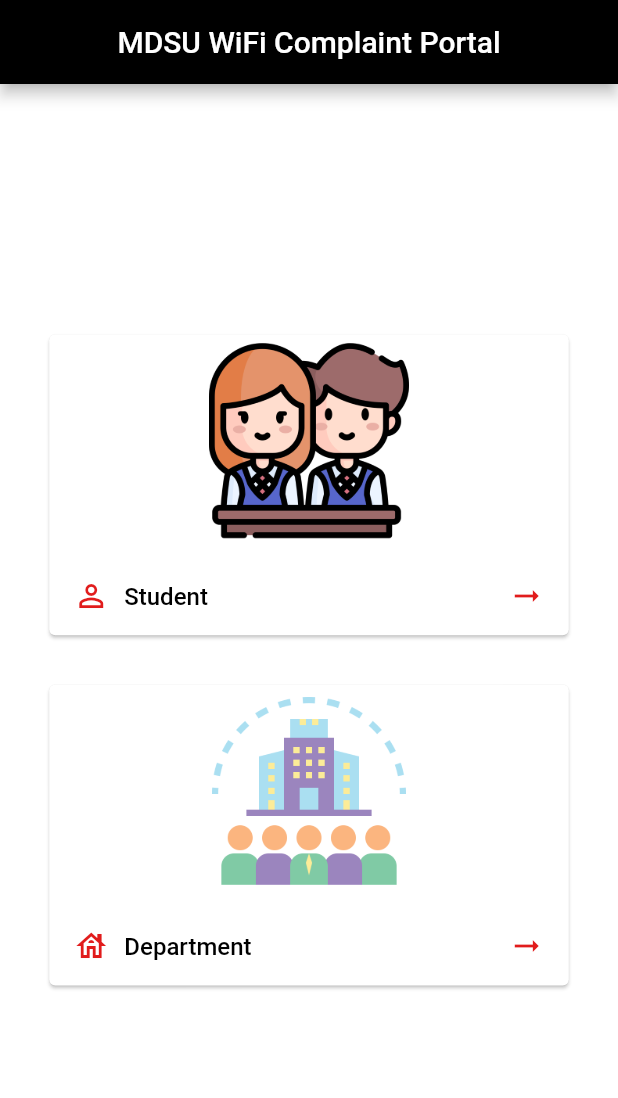
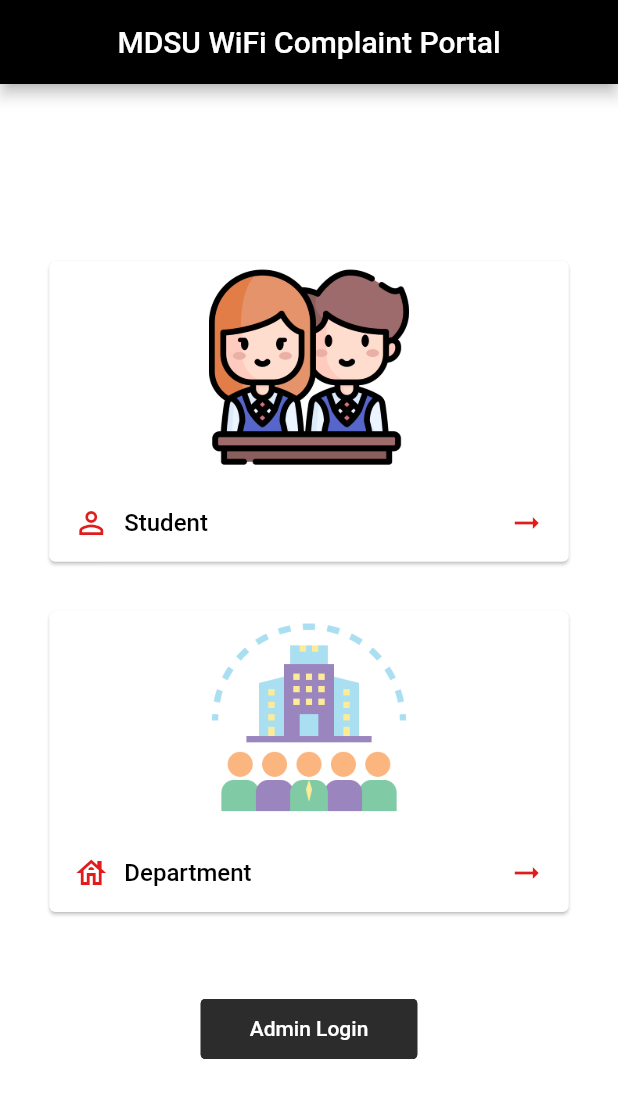
Before and after one commit to narayanvyas/mdsu_wifi_complaint, a Flutter app: the screen it shows after launch, on a phone screen of 412 x 824 dp. Shown: the top 1098 px of the screen. Run offline on Flutter 3.47's test engine with Material 2 defaults, Android fonts, the phone set to English and light mode, and no system bars; our stand-ins replace cloud_firestore, firebase_auth, firebase_core, flutter_screenutil, fluttertoast, geolocator and 2 more; missing offline and left inert: map_launcher; accounts and stored records are empty.

Commit message:
Added Geolocation

```diff
--- /dev/null
+++ b/lib/app/controllers/global_controller.dart
@@ -0,0 +1,6 @@
+import 'package:get/get.dart';
+import '/models/user_model.dart';
+
+class GlobalController extends GetxController {
+  final Rx<UserModel> user = UserModel.fromJson({}).obs;
+}
--- a/lib/app/modules/complaint/controllers/complaint_controller.dart
+++ b/lib/app/modules/complaint/controllers/complaint_controller.dart
@@ -1,44 +1,21 @@
 import 'package:flutter/material.dart';
+import 'package:geolocator/geolocator.dart';
 import 'package:get/get.dart';
 import 'package:random_string/random_string.dart';
-import 'package:wifi_complaint/app/global.dart';
-import 'package:wifi_complaint/services/database.dart';
+import '/app/global.dart';
+import '/services/database.dart';
+
+import '../../../../models/complaint_model.dart';
 
 class ComplaintController extends GetxController {
+  RxList<ComplaintModel> complaints = <ComplaintModel>[].obs;
   final TextEditingController nameController = TextEditingController();
   final TextEditingController emailController = TextEditingController();
   final TextEditingController complaintController = TextEditingController();
   RxInt currentTroubleshootingIndex = 0.obs;
   RxString currentComplaintId = ''.obs;
-  RxString selectedDepartment = 'Department of Computer Science'.obs;
-  List<String> departmentList = [
-    'Department of Fine Arts',
-    'Bharat Vidya Adhyan Sankul',
-    'Department of Commerce',
-    'Department of Management Studies',
-    'Department of Environmental Science',
-    'Department of Education',
-    'Department of Library & Education Sciences',
-    'Department of Computer Science',
-    'Department of Law',
-    'Department of Botany',
-    'Department of Food Science & Nutrition',
-    'Department of Rajasthan Studies',
-    'Kaptan Durga Prasad Choudhary Deptt. for Journalism, Mass Communication & Multi-media technique',
-    'Department of Microbiology',
-    'Department of Zoology',
-    'Department of Mathematics',
-    'Department of Pure & Applied Chemistry',
-    'Department of Hindi',
-    'Department of Geography',
-    'Department of Economics',
-    'Department of History',
-    'Department of Political Science',
-    'Department of Population Studies',
-    'Department of Geoinformatics & Remote Sensing',
-    'Department of Vedic Vangmaya',
-    'Department of Yogic Sciences & Human Consciousness'
-  ];
+  Map<String, num> currentLocation = {'longitude': 0.0, 'latitude': 0.0};
+  RxString selectedDepartment = 'Computer Science'.obs;
 
   bool validateComplaintInput() {
     if (nameController.text.length < 2) {
@@ -59,12 +36,14 @@ class ComplaintController extends GetxController {
   Future<void> submitComplaint() async {
     if (validateComplaintInput()) {
       currentComplaintId.value = 'MDS${randomNumeric(10)}';
+      currentLocation = await getLocation();
       await Database().createComplaint(
           currentComplaintId.value,
           nameController.text,
           emailController.text,
           complaintController.text,
           getComplaintEmail(),
+          currentLocation,
           department: selectedDepartment.value);
       currentTroubleshootingIndex.value = 3;
       nameController.text = '';
@@ -72,6 +51,77 @@ class ComplaintController extends GetxController {
       complaintController.text = '';
     }
   }
+
+  Future<Map<String, num>> getLocation() async {
+    try {
+      bool serviceEnabled;
+      LocationPermission permission;
+      serviceEnabled = await Geolocator.isLocationServiceEnabled();
+
+      if (!serviceEnabled) {
+        showSnackbar('Location services are disabled', Status.failed);
+      }
+
+      permission = await Geolocator.checkPermission();
+      if (permission == LocationPermission.denied) {
+        permission = await Geolocator.requestPermission();
+        if (permission == LocationPermission.denied) {
+          showSnackbar('Location permissions are denied', Status.failed);
+        }
+      }
+
+      if (permission == LocationPermission.deniedForever) {
+        showSnackbar(
+            'Location permissions are permanently denied, we cannot request permissions.',
+            Status.failed);
+      }
+
+      final Position position = await Geolocator.getCurrentPosition();
+      final Map<String, num> locationValues = {
+        'latitude': position.latitude,
+        'longitude': position.longitude
+      };
+      return locationValues;
+    } catch (e) {
+      debugPrint(e.toString());
+      return {'latitude': 0.0, 'longitude': 0.0};
+    }
+  }
+
+  @override
+  void onInit() {
+    complaints.bindStream(Database().complaintsStream());
+    super.onInit();
+  }
+
+  List<String> departmentList = [
+    'Fine Arts',
+    'Bharat Vidya Adhyan Sankul',
+    'Commerce',
+    'Management Studies',
+    'Environmental Science',
+    'Education',
+    'Library & Education Sciences',
+    'Computer Science',
+    'Law',
+    'Botany',
+    'Food Science & Nutrition',
+    'Rajasthan Studies',
+    'Kaptan Durga Prasad Choudhary Deptt. for Journalism, Mass Communication & Multi-media technique',
+    'Microbiology',
+    'Zoology',
+    'Mathematics',
+    'Pure & Applied Chemistry',
+    'Hindi',
+    'Geography',
+    'Economics',
+    'History',
+    'Political Science',
+    'Population Studies',
+    'Geoinformatics & Remote Sensing',
+    'Vedic Vangmaya',
+    'Yogic Sciences & Human Consciousness'
+  ];
 
   dynamic getComplaintEmail() {
     return {
@@ -190,6 +240,7 @@ class ComplaintController extends GetxController {
 																	<p style="margin: 0; margin-bottom: 16px;">Email - ${emailController.text}</p>
 																	<p style="margin: 0; margin-bottom: 16px;">Department - ${selectedDepartment.value}</p>
 																	<p style="margin: 0; margin-bottom: 16px;">Complaint - ${complaintController.text}</p>
+																	<p style="margin: 0; margin-bottom: 16px;">Location - https://www.google.com/maps/search/?api=1&query=${currentLocation['latitude']},${currentLocation['longitude']}</p>
 																	<p style="margin: 0; margin-bottom: 16px;">&nbsp;</p>
 																	<p style="margin: 0;">&nbsp;</p>
 																</div>
--- a/lib/app/modules/complaint/views/complaint_success_view.dart
+++ b/lib/app/modules/complaint/views/complaint_success_view.dart
@@ -2,7 +2,7 @@ import 'package:flutter/material.dart';
 import 'package:flutter_screenutil/flutter_screenutil.dart';
 
 import 'package:get/get.dart';
-import 'package:wifi_complaint/app/modules/complaint/controllers/complaint_controller.dart';
+import '/app/modules/complaint/controllers/complaint_controller.dart';
 
 import '../../../theme/app_colors.dart';
 import '../../../theme/ui_helpers.dart';
--- a/lib/app/modules/home/views/home_view.dart
+++ b/lib/app/modules/home/views/home_view.dart
@@ -2,10 +2,14 @@ import 'package:flutter/material.dart';
 import 'package:flutter_screenutil/flutter_screenutil.dart';
 
 import 'package:get/get.dart';
-import 'package:wifi_complaint/app/modules/complaint/controllers/complaint_controller.dart';
-import 'package:wifi_complaint/app/modules/complaint/views/complaint_view.dart';
-import 'package:wifi_complaint/app/theme/app_colors.dart';
-import 'package:wifi_complaint/app/theme/ui_helpers.dart';
+import '/app/controllers/global_controller.dart';
+import '/app/modules/auth/controllers/auth_controller.dart';
+import '/app/modules/complaint/controllers/complaint_controller.dart';
+import '/app/modules/complaint/views/complaint_list_view.dart';
+import '/app/modules/complaint/views/complaint_view.dart';
+import '/app/routes/app_pages.dart';
+import '/app/theme/app_colors.dart';
+import '/app/theme/ui_helpers.dart';
 
 import '../controllers/home_controller.dart';
 
@@ -23,13 +27,50 @@ class HomeView extends GetView<HomeController> {
             padding: EdgeInsets.symmetric(vertical: 30.h, horizontal: 30.w),
             shrinkWrap: true,
             children: [
-              Card(
+              Obx(() => Get.find<GlobalController>().user.value.id != null
+                  ? Card(
+                      child: ListTile(
+                        onTap: () {
+                          Get.to(const ComplaintListView());
+                        },
+                        title: Column(
+                          children: [
+                            Image.asset(
+                              'assets/images/complaint.png',
+                              height: 150.h,
+                            ),
+                            verticalSpaceMedium,
+                            Row(
+                              children: [
+                                Icon(
+                                  Icons.person_outline,
+                                  color: AppColors.redColor,
+                                ),
+                                horizontalSpaceSmall,
+                                const Text(
+                                  'View Complaints',
+                                  style: TextStyle(fontWeight: FontWeight.w500),
+                                ),
+                                const Spacer(),
+                                Icon(
+                                  Icons.arrow_right_alt_outlined,
+                                  color: AppColors.redColor,
+                                ),
+                              ],
+                            ),
+                            verticalSpaceSmall,
+                          ],
+                        ),
+                      ),
+                    )
+                  : Card(
                       child: ListTile(
                         onTap: () {
                           Get.find<ComplaintController>()
                               .currentTroubleshootingIndex
                               .value = 0;
-                    Get.to(const ComplaintView(isDepartmentalComplaint: false));
+                          Get.to(const ComplaintView(
+                              isDepartmentalComplaint: false));
                         },
                         title: Column(
                           children: [
@@ -60,15 +101,20 @@ class HomeView extends GetView<HomeController> {
                           ],
                         ),
                       ),
-              ),
-              verticalSpaceMedium,
-              Card(
+                    )),
+              Obx(() => Get.find<GlobalController>().user.value.id != null
+                  ? Container()
+                  : verticalSpaceMedium),
+              Obx(() => Get.find<GlobalController>().user.value.id != null
+                  ? Container()
+                  : Card(
                       child: ListTile(
                         onTap: () {
                           Get.find<ComplaintController>()
                               .currentTroubleshootingIndex
                               .value = 0;
-                    Get.to(const ComplaintView(isDepartmentalComplaint: true));
+                          Get.to(const ComplaintView(
+                              isDepartmentalComplaint: true));
                         },
                         title: Column(
                           children: [
@@ -99,7 +145,30 @@ class HomeView extends GetView<HomeController> {
                           ],
                         ),
                       ),
-              ),
+                    )),
+              verticalSpaceLarge,
+              Row(
+                mainAxisAlignment: MainAxisAlignment.center,
+                children: [
+                  Obx(() => Get.find<GlobalController>().user.value.id == null
+                      ? TextButton(
+                          onPressed: () {
+                            Get.toNamed(Routes.AUTH);
+                          },
+                          child: Text(
+                            'Admin Login',
+                            style: TextStyle(color: AppColors.whiteColor),
+                          ))
+                      : TextButton(
+                          onPressed: () async {
+                            await Get.find<AuthController>().signOut();
+                          },
+                          child: Text(
+                            'Logout',
+                            style: TextStyle(color: AppColors.whiteColor),
+                          ))),
+                ],
+              )
             ]),
       ),
     );
--- a/lib/app/routes/app_pages.dart
+++ b/lib/app/routes/app_pages.dart
@@ -1,5 +1,7 @@
 import 'package:get/get.dart';
 
+import '../modules/auth/bindings/auth_binding.dart';
+import '../modules/auth/views/auth_view.dart';
 import '../modules/complaint/bindings/complaint_binding.dart';
 import '../modules/complaint/views/complaint_view.dart';
 import '../modules/home/bindings/home_binding.dart';
@@ -10,6 +12,7 @@ part 'app_routes.dart';
 class AppPages {
   AppPages._();
 
+  // ignore: constant_identifier_names
   static const INITIAL = Routes.HOME;
 
   static final routes = [
@@ -25,5 +28,10 @@ class AppPages {
       ),
       binding: ComplaintBinding(),
     ),
+    GetPage(
+      name: _Paths.AUTH,
+      page: () => const AuthView(),
+      binding: AuthBinding(),
+    ),
   ];
 }
--- a/lib/app/routes/app_routes.dart
+++ b/lib/app/routes/app_routes.dart
@@ -1,3 +1,5 @@
+// ignore_for_file: constant_identifier_names
+
 part of 'app_pages.dart';
 // DO NOT EDIT. This is code generated via package:get_cli/get_cli.dart
 
@@ -6,6 +8,7 @@ abstract class Routes {
   static const HOME = _Paths.HOME;
   static const COMPLAINT = _Paths.COMPLAINT;
   static const TROUBLESHOOTING = _Paths.TROUBLESHOOTING;
+  static const AUTH = _Paths.AUTH;
 }
 
 abstract class _Paths {
@@ -13,4 +16,5 @@ abstract class _Paths {
   static const HOME = '/home';
   static const COMPLAINT = '/complaint';
   static const TROUBLESHOOTING = '/troubleshooting';
+  static const AUTH = '/auth';
 }
--- a/lib/app/theme/app_colors.dart
+++ b/lib/app/theme/app_colors.dart
@@ -2,8 +2,6 @@
 import 'package:flutter/material.dart';
 
 // Project imports:
-import '/app/global.dart';
-
 Color? getColorFromHex(String? hexColor, Color? defaultColor) {
   String? currentHexColor =
       hexColor == null ? '' : hexColor.replaceAll('#', '');
@@ -20,7 +18,7 @@ Color? getColorFromHex(String? hexColor, Color? defaultColor) {
 class AppColors {
   AppColors();
   // Global Colors
-  static Color? primaryColor = Color(0xFF2C2C2C);
+  static Color? primaryColor = const Color(0xFF2C2C2C);
   static Color? primaryBgColor = Colors.white;
   static Color? accentColor = const Color(0xFF1D1D1D);
   static Color? greyColor = const Color(0xFF9F9F9F);
--- a/lib/models/complaint_model.dart
+++ b/lib/models/complaint_model.dart
@@ -4,8 +4,12 @@ class ComplaintModel {
   String? email;
   String? complaint;
   String? department;
-  List<String>? to;
+  List<dynamic>? to;
   dynamic message;
+  String? status;
+  double? latitude;
+  double? longitude;
+  dynamic createdAt;
 
   ComplaintModel({
     this.id,
@@ -15,6 +19,10 @@ class ComplaintModel {
     this.department,
     this.to,
     this.message,
+    this.status,
+    this.latitude,
+    this.longitude,
+    this.createdAt,
   });
 
   factory ComplaintModel.fromJson(Map<String, dynamic> complaint) =>
@@ -26,6 +34,10 @@ class ComplaintModel {
         department: complaint['department'],
         to: complaint['to'] ?? [],
         message: complaint['message'],
+        status: complaint['status'],
+        latitude: complaint['latitude'] ?? 0.0,
+        longitude: complaint['longitude'] ?? 0.0,
+        createdAt: complaint['createdAt'],
       );
 
   Map<String, dynamic> toJson() {
@@ -36,7 +48,11 @@ class ComplaintModel {
     data['complaint'] = complaint ?? '';
     data['department'] = department ?? '';
     data['to'] = to;
-    data['message'] = message;
+    data['message'] = message ?? {};
+    data['latitude'] = latitude;
+    data['longitude'] = longitude;
+    data['status'] = status;
+    data['createdAt'] = createdAt;
     return data;
   }
 }
--- /dev/null
+++ b/lib/models/user_model.dart
@@ -0,0 +1,29 @@
+class UserModel {
+  String? id;
+  String? name;
+  String? email;
+  String? role;
+
+  UserModel({
+    this.id,
+    this.name,
+    this.email,
+    this.role,
+  });
+
+  factory UserModel.fromJson(Map<String, dynamic> user) => UserModel(
+        id: user['id'],
+        name: user['name'] ?? '',
+        email: user['email'],
+        role: user['role'],
+      );
+
+  Map<String, dynamic> toJson() {
+    final data = <String, dynamic>{};
+    data['id'] = id;
+    data['name'] = name ?? '';
+    data['email'] = email;
+    data['role'] = role;
+    return data;
+  }
+}
--- a/pubspec.yaml
+++ b/pubspec.yaml
@@ -13,6 +13,9 @@ dependencies:
   cloud_firestore: 4.0.5
   firebase_core: 2.2.0
   random_string: 2.3.1
+  firebase_auth: 4.1.2
+  geolocator: 9.0.2
+  map_launcher: 2.4.0
   flutter:
     sdk: flutter
 
```
Also changed, not shown: lib/app/modules/auth/bindings/auth_binding.dart (added, +12 -0 lines), lib/app/modules/auth/controllers/auth_controller.dart (added, +60 -0 lines), lib/app/modules/auth/views/auth_view.dart (added, +80 -0 lines), lib/app/modules/complaint/views/complaint_card_widget.dart (added, +92 -0 lines), lib/app/modules/complaint/views/complaint_list_view.dart (added, +32 -0 lines), lib/app/modules/complaint/views/complaint_view.dart (+4 -4 lines), lib/app/modules/complaint/views/troubleshooting_view.dart (+4 -4 lines), lib/main.dart (+7 -2 lines), lib/services/database.dart (+81 -3 lines), assets/images/complaint.png (added), pubspec.lock, 8 other files. Lines whose indentation alone changed are shown as unchanged.
